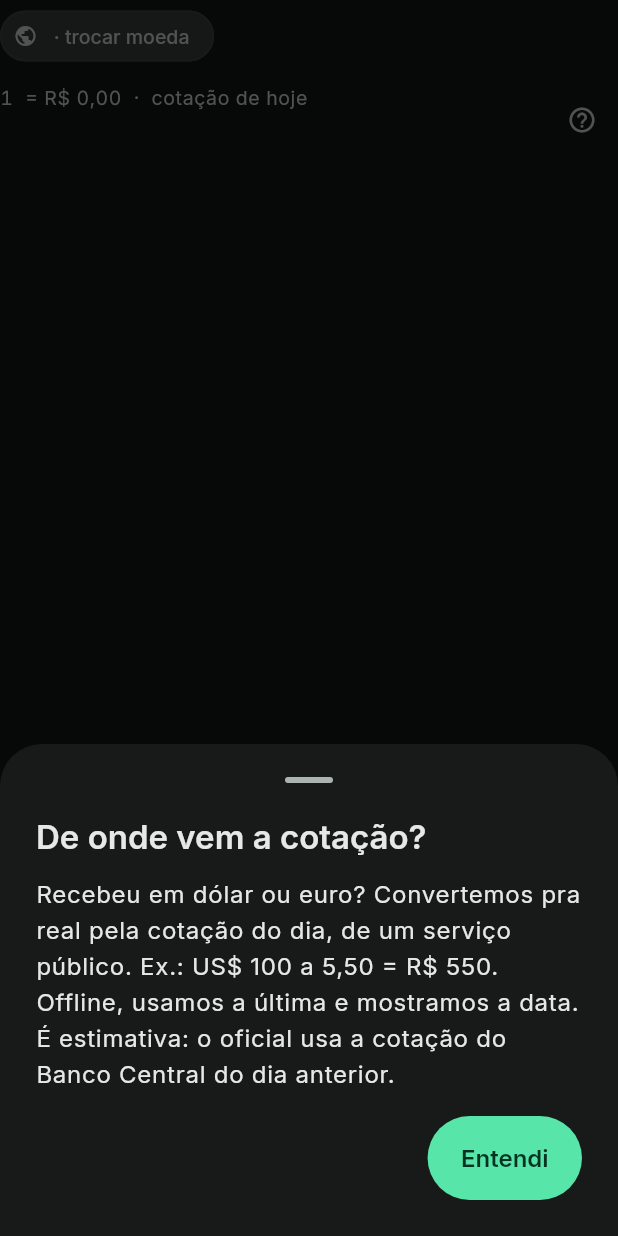
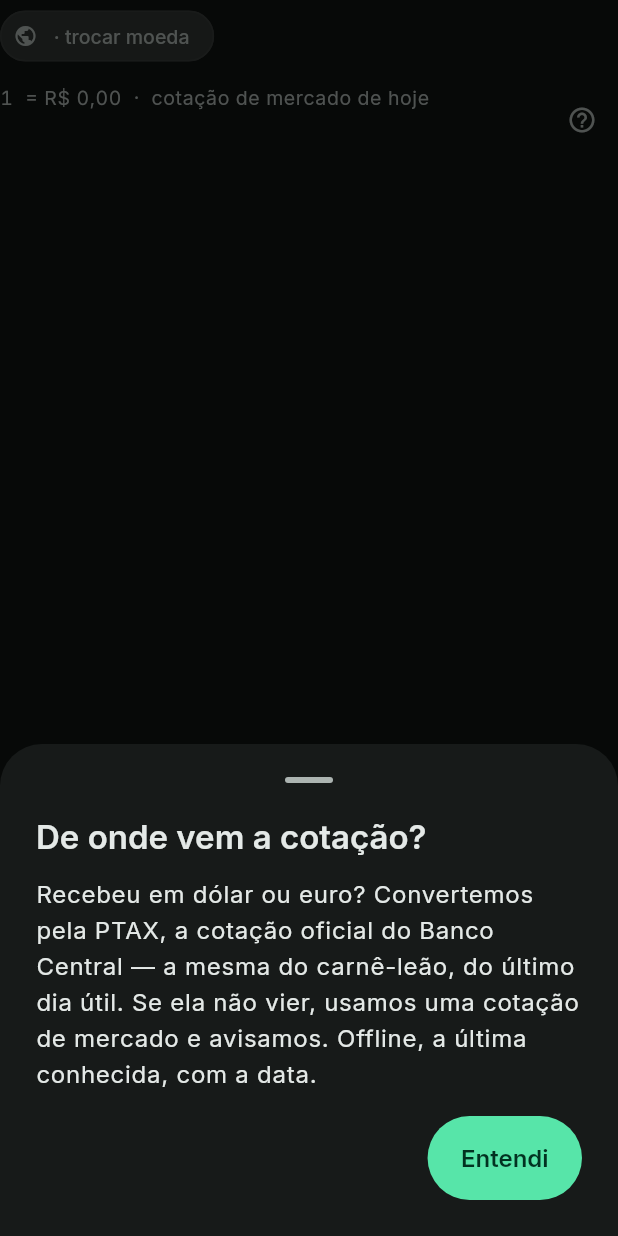
Before and after one commit to 4yu-apps/quanto-cobro, a Flutter app: the _MoedaLinha widget shown alone on an empty page, opened directly with empty values, after a tap on the "help outline" icon, on a phone screen of 412 x 824 dp. Run offline on Flutter 3.47's test engine with Material 3 defaults, Android fonts, the phone set to English and light mode, and no system bars; our stand-ins replace file_picker, firebase_analytics, firebase_core, firebase_crashlytics, flutter_local_notifications, flutter_riverpod and 6 more; accounts and stored records are empty.

Commit message:
feat(fx): PTAX do BCB como fonte primaria, mercado como fallback (fecha pendencia F3)
A pendencia que a F3 deixou (doc 16 §7.2, decisao 4): o app convertia pela taxa
de MERCADO (open.er-api), mas o carne-leao usa a PTAX do Banco Central do dia
util anterior. Pra estimativa dava, mas pra bater com o imposto real o certo e a
PTAX.

- FxService agora tenta a PTAX primeiro (olinda.bcb.gov.br, CotacaoMoedaPeriodo),
  numa janela de 8 dias ate ontem pra pular fim de semana/feriado, pegando o
  ultimo boletim. Usa a cotacao de COMPRA -- a que a Receita aplica sobre
  RENDIMENTO recebido em moeda estrangeira. Se a PTAX nao vem (fim de semana
  antes do 1o boletim, API fora, moeda sem PTAX), cai no mercado; se tudo falha,
  na ultima cotacao salva (stale). O offline-first continua intacto;
- FxRate ganha `fonte` ('ptax'|'mercado', retrocompat null) pra a tela dizer com
  VERDADE de onde veio: "PTAX do Banco Central, de <data do boletim>" (que e um
  dia util, nao "hoje") vs "cotacao de mercado de hoje" vs a stale offline.
  Honestidade de cotacao e o que a pesquisa diz que separa ★5 de ★1;
- verbete "cambio" atualizado + verbete "ptax" novo ("a mesma do carne-leao").

test/fx: PTAX e primaria (usa a compra, guarda a data do boletim); PTAX
indisponivel cai no mercado marcado como tal; e o caminho antigo (so mercado)
segue valendo. analyze limpo, 365 testes verdes.

Co-Authored-By: Claude Opus 4.8 (1M context) <noreply@anthropic.com>

```diff
--- a/lib/core/fx/fx_rate.dart
+++ b/lib/core/fx/fx_rate.dart
@@ -7,10 +7,14 @@ class FxRate {
     required this.at,
     this.manual = false,
     this.stale = false,
+    this.fonte,
   });
 
   final String par; // 'USD->BRL'
   final double taxa;
+
+  /// Data de REFERÊNCIA da cotação: pra PTAX é o dia útil do boletim (que é
+  /// anterior a hoje, de propósito); pra mercado é o momento da busca.
   final DateTime at;
 
   /// O usuário digitou essa taxa na mão (não veio da API).
@@ -19,12 +23,19 @@ class FxRate {
   /// A busca falhou/está offline; essa é a última cotação conhecida.
   final bool stale;
 
+  /// De onde veio a taxa: `'ptax'` (oficial do Banco Central, a primária) ou
+  /// `'mercado'` (open.er-api, o fallback). Null em registro antigo/manual.
+  final String? fonte;
+
+  bool get ehPtax => fonte == 'ptax';
+
   FxRate copyWith({
     String? par,
     double? taxa,
     DateTime? at,
     bool? manual,
     bool? stale,
+    String? fonte,
   }) {
     return FxRate(
       par: par ?? this.par,
@@ -32,6 +43,7 @@ class FxRate {
       at: at ?? this.at,
       manual: manual ?? this.manual,
       stale: stale ?? this.stale,
+      fonte: fonte ?? this.fonte,
     );
   }
 
@@ -41,6 +53,7 @@ class FxRate {
     'at': at.toIso8601String(),
     'manual': manual,
     'stale': stale,
+    if (fonte != null) 'fonte': fonte,
   };
 
   factory FxRate.fromJson(Map<String, dynamic> json) => FxRate(
@@ -49,5 +62,6 @@ class FxRate {
     at: DateTime.parse(json['at'] as String),
     manual: json['manual'] as bool? ?? false,
     stale: json['stale'] as bool? ?? false,
+    fonte: json['fonte'] as String?,
   );
 }
--- a/lib/core/glossario/glossario.dart
+++ b/lib/core/glossario/glossario.dart
@@ -113,10 +113,16 @@ abstract final class Glossario {
     ),
     'cambio': Verbete(
       'De onde vem a cotação?',
-      'Recebeu em dólar ou euro? Convertemos pra real pela cotação do dia, de '
-          'um serviço público. Ex.: US\$ 100 a 5,50 = R\$ 550. Offline, usamos a '
-          'última e mostramos a data. É estimativa: o oficial usa a '
-          'cotação do Banco Central do dia anterior.',
+      'Recebeu em dólar ou euro? Convertemos pela PTAX, a cotação oficial do '
+          'Banco Central — a mesma do carnê-leão, do último dia útil. Se ela não '
+          'vier, usamos uma cotação de mercado e avisamos. Offline, a última '
+          'conhecida, com a data.',
+    ),
+    'ptax': Verbete(
+      'O que é a "PTAX"?',
+      'É a cotação oficial do dólar (e outras moedas) que o Banco Central fecha '
+          'todo dia útil. É a taxa que a Receita manda usar pra converter o que '
+          'você recebeu de fora e calcular o imposto. Por isso ela vem primeiro.',
     ),
   };
 
--- a/lib/features/entrada/entrada_screen.dart
+++ b/lib/features/entrada/entrada_screen.dart
@@ -602,6 +602,15 @@ class _MoedaLinha extends StatelessWidget {
   static String _taxaFmt(double t) =>
       'R\$ ${t.toStringAsFixed(2).replaceAll('.', ',')}';
 
+  /// De onde veio a cotação, dito com verdade: PTAX oficial (com a data do
+  /// boletim, que é de um dia útil, não "hoje"), taxa de mercado, ou a última
+  /// conhecida quando está offline.
+  static String _origemCotacao(FxRate fx) {
+    if (fx.stale) return 'última cotação, de ${dataCurta(fx.at)} (offline)';
+    if (fx.ehPtax) return 'PTAX do Banco Central, de ${dataCurta(fx.at)}';
+    return 'cotação de mercado de hoje';
+  }
+
   @override
   Widget build(BuildContext context) {
     final ThemeData theme = Theme.of(context);
@@ -680,8 +689,7 @@ class _MoedaLinha extends StatelessWidget {
                         ),
                       ),
                     Text(
-                      '1 ${moeda.simbolo} = ${_taxaFmt(fx!.taxa)}  ·  '
-                      '${fx!.stale ? 'cotação de ${dataCurta(fx!.at)} (offline)' : 'cotação de hoje'}',
+                      '1 ${moeda.simbolo} = ${_taxaFmt(fx!.taxa)}  ·  ${_origemCotacao(fx!)}',
                       style: theme.textTheme.bodySmall?.copyWith(
                         color: fx!.stale ? d.staleFg : cs.onSurfaceVariant,
                         fontFeatures: AppType.tnum,
```
Also changed, not shown: lib/core/fx/fx_service.dart (+94 -19 lines), 2 other files.
